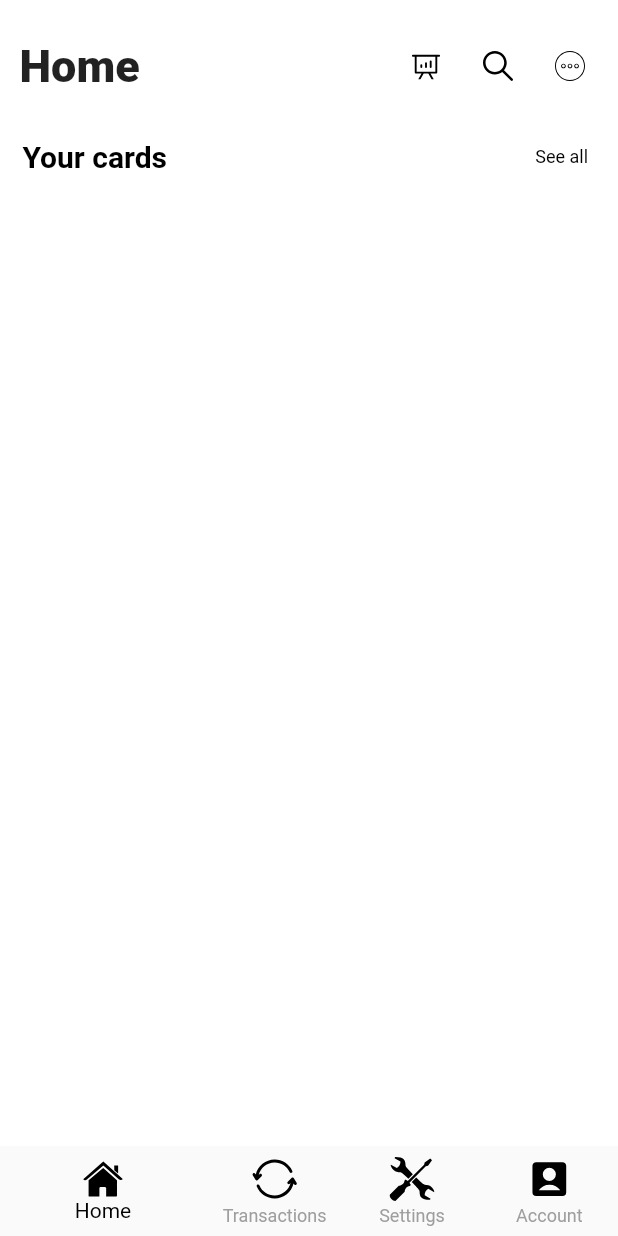
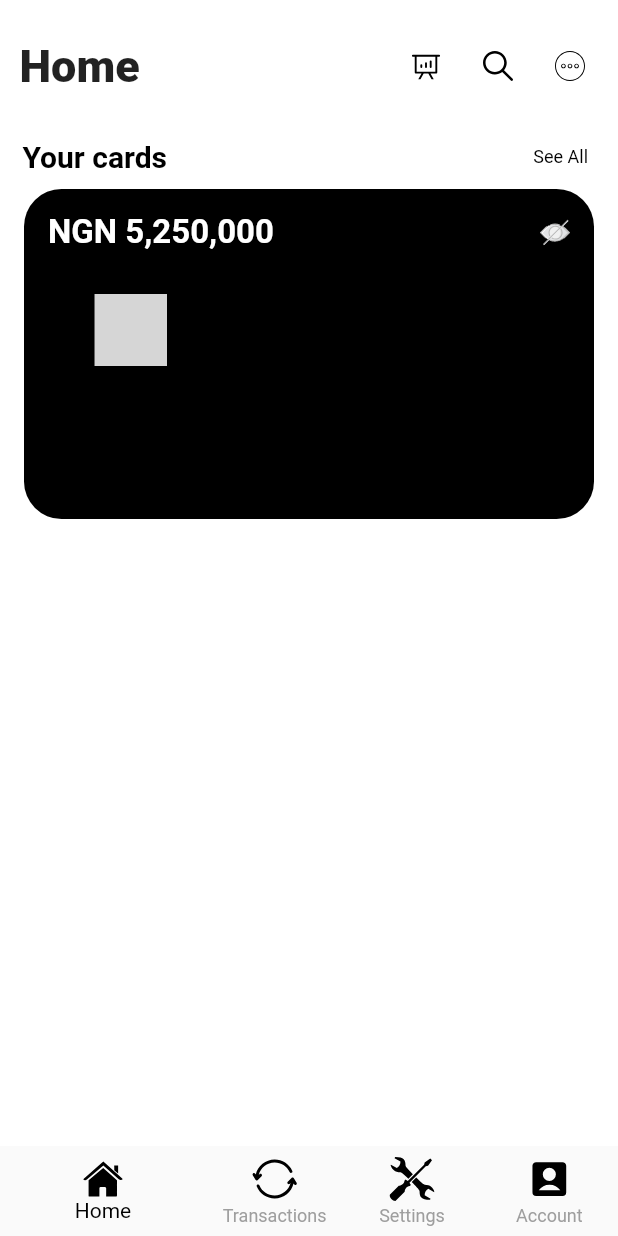
Before and after one commit to MaxTrent/bankapp, a Flutter app: the screen it shows after launch, on a phone screen of 412 x 824 dp. Run offline on Flutter 3.47's test engine with Material 2 defaults, Android fonts, the phone set to English and light mode, and no system bars; our stand-ins replace flutter_svg; grey boxes are pictures that could not be loaded.

Commit message:
updating the code

```diff
--- a/lib/components/cards.dart
+++ b/lib/components/cards.dart
@@ -1,6 +1,8 @@
 import 'package:bankapp_ui/themes/theme_styles.dart';
 import 'package:flutter/material.dart';
 import 'package:bankapp_ui/themes/theme_styles.dart';
+
+import '../widgets/credit_card.dart';
 
 
 class CardsList extends StatefulWidget {
@@ -21,10 +23,11 @@ class _CardsListState extends State<CardsList> {
             mainAxisAlignment: MainAxisAlignment.spaceBetween,
             children: [
               Text('Your cards', style: ThemeStyles.primaryTitle),
-              Text('See all', style: ThemeStyles.seeAll,),
+              Text('See All', style: ThemeStyles.seeAll,),
             ],
           ),
-        )
+        ),
+        CreditCard(),
       ],
     );
   }
--- a/lib/widgets/credit_card.dart
+++ b/lib/widgets/credit_card.dart
@@ -0,0 +1,55 @@
+import 'package:bankapp_ui/themes/theme_colors.dart';
+import 'package:bankapp_ui/themes/theme_styles.dart';
+import 'package:flutter/material.dart';
+import 'package:flutter_svg/flutter_svg.dart';
+
+class CreditCard extends StatefulWidget {
+  const CreditCard({Key? key}) : super(key: key);
+
+  @override
+  State<CreditCard> createState() => _CreditCardState();
+}
+
+class _CreditCardState extends State<CreditCard> {
+  @override
+  Widget build(BuildContext context) {
+    return Container(
+      height: 220,
+      width: 380,
+      decoration: BoxDecoration(
+        color: ThemeColors.black,
+        borderRadius: BorderRadius.circular(25),
+      ),
+      child: Padding(
+        padding: const EdgeInsets.all(8.0),
+        child: Column(
+          children: [
+               Padding(
+                 padding: const EdgeInsets.symmetric(vertical: 8.0, horizontal: 8.0),
+                 child: Row(
+                   mainAxisAlignment: MainAxisAlignment.spaceBetween,
+                  children: [
+                    Text('NGN 5,250,000', style: ThemeStyles.cardMoney,),
+                    SvgPicture.asset('assets/hide-svgrepo-com.svg',
+                    height: 20,
+                    width: 20,)
+                  ],
+              ),
+               ),
+            Column(
+              children: [
+                Text('John Doe', style: ThemeStyles.cardDetails),
+                Row(
+                  children: [
+                    Text('5339', style: ThemeStyles.cardDetails,),
+                    SvgPicture.asset('')
+                  ],
+                )
+              ],
+            )
+          ],
+        ),
+      ),
+    );
+  }
+}
```
Also changed, not shown: assets/hide-svgrepo-com.svg (added).
